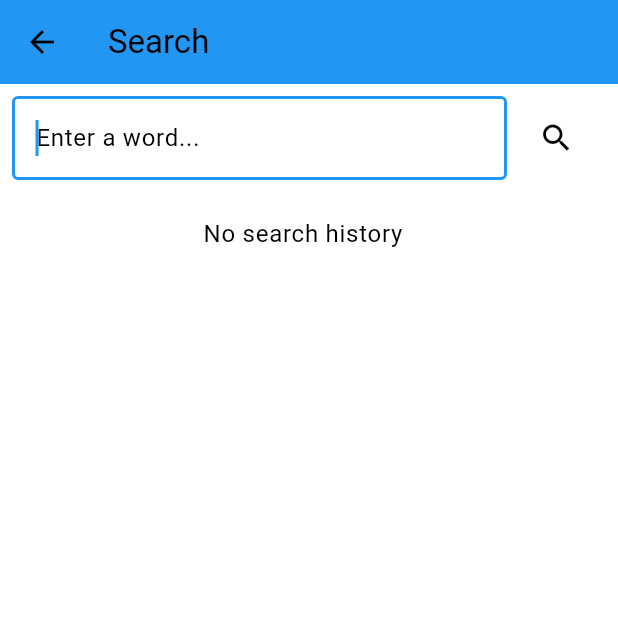
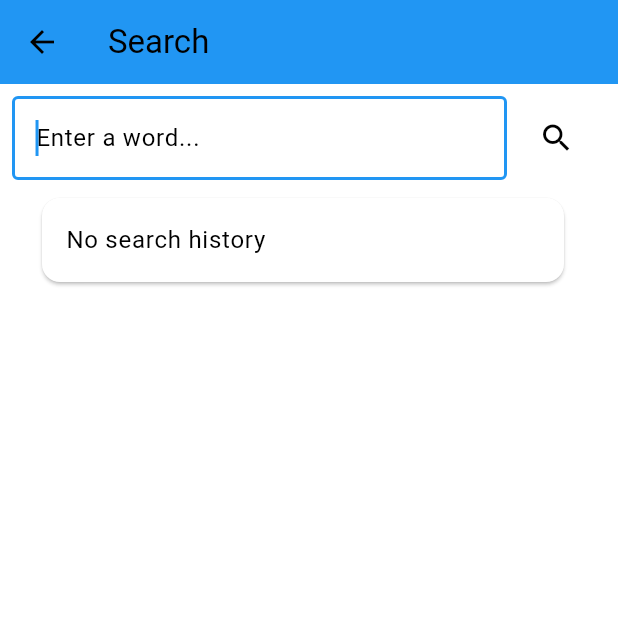
Before and after one commit to hodgeswt/Wiktionary, a Flutter app: the SearchView screen opened directly, on a phone screen of 412 x 824 dp, the top half of it. Run offline on Flutter 3.47's test engine with Material 2 defaults, Android fonts, the light colour scheme and no system bars; our stand-ins replace dio, flutter_colorpicker, shared_preferences; accounts and stored records are empty.

Commit message:
Change history style; move tab buttons

```diff
--- a/lib/constants/numbers.dart
+++ b/lib/constants/numbers.dart
@@ -6,4 +6,6 @@ class Numbers {
 
   static const double definitionTextHorizontalPadding = 8.0;
   static const double definitionTextVerticalPadding = 4.0;
+
+  static double cornerRadius = 30.0;
 }
--- a/lib/widgets/history_list.dart
+++ b/lib/widgets/history_list.dart
@@ -13,9 +13,19 @@ class HistoryList {
       future: futurePrefs,
       builder: (context, snapshot) {
         if (snapshot.hasData) {
+          List<String>? history = snapshot.data!.getStringList("searchHistory");
+
+          if (history == null || history.isEmpty) {
+            return const ListTile(
+              title: Card(
+                child: ListTile(
+                  title: Text(Strings.emptyHistory),
+                ),
+              ),
+            );
+          }
           return _buildHistoryList(
-            snapshot.data!.getStringList("searchHistory") ??
-                [Strings.emptyHistory],
+            history,
             preventScroll,
           );
         } else if (snapshot.hasError) {
@@ -29,7 +39,7 @@ class HistoryList {
   static Widget _buildHistoryList(List<String> history, bool preventScroll) {
     history = history.reversed.toList();
 
-    return ListView.separated(
+    return ListView.builder(
       padding: const EdgeInsets.symmetric(
         horizontal: Numbers.defaultHorizontalPadding,
         vertical: Numbers.defaultVerticalPadding,
@@ -37,7 +47,12 @@ class HistoryList {
       physics: preventScroll ? const NeverScrollableScrollPhysics() : null,
       itemCount: history.length,
       itemBuilder: (BuildContext context, int index) {
-        return ListTile(
+        return Card(
+          child: ListTile(
+            shape: ContinuousRectangleBorder(
+              borderRadius:
+                  BorderRadius.all(Radius.circular(Numbers.cornerRadius)),
+            ),
             title: Center(
               child: Text(history[index]),
             ),
@@ -52,9 +67,9 @@ class HistoryList {
                 ),
               );
             },
+          ),
         );
       },
-      separatorBuilder: (BuildContext context, int index) => const Divider(),
     );
   }
 }
--- a/lib/widgets/section.dart
+++ b/lib/widgets/section.dart
@@ -43,8 +43,9 @@ class _SectionState extends State<Section> {
                 child: ExpansionTile(
                   title: Text(widget.title),
                   initiallyExpanded: widget.initiallyExpanded,
-                  shape: const ContinuousRectangleBorder(
-                    borderRadius: BorderRadius.all(Radius.circular(20)),
+                  shape: ContinuousRectangleBorder(
+                    borderRadius:
+                        BorderRadius.all(Radius.circular(Numbers.cornerRadius)),
                   ),
                   children: <Widget>[
                     Column(
```
Also changed, not shown: lib/views/main_view.dart (+4 -4 lines). Lines whose indentation alone changed are shown as unchanged.
